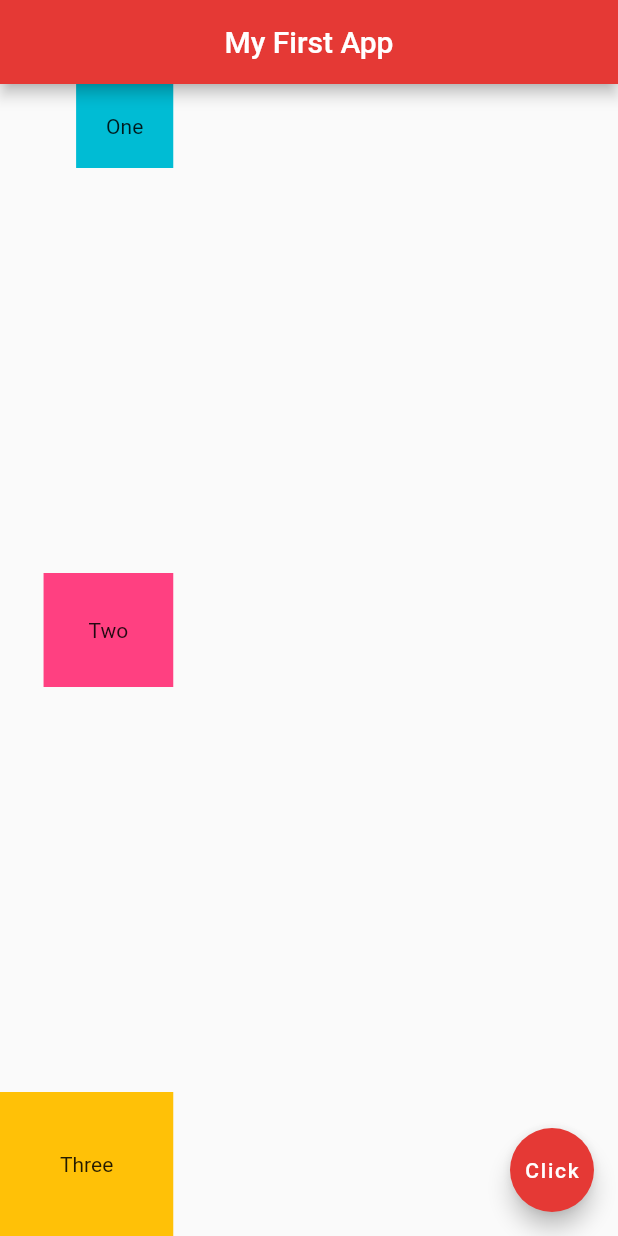
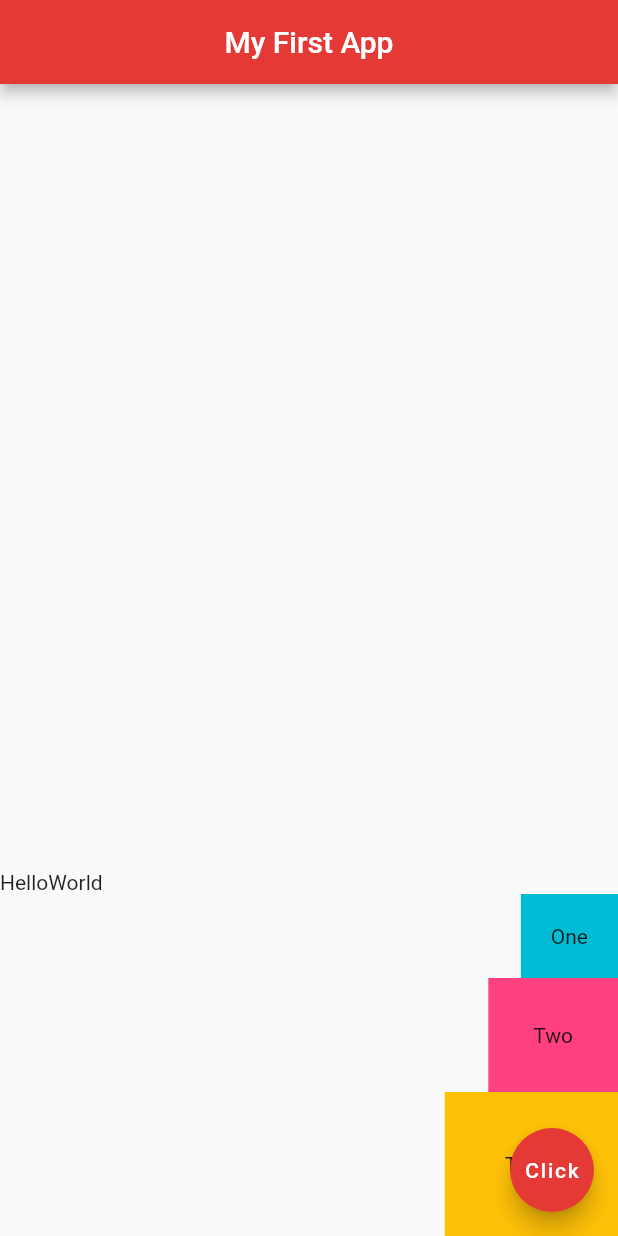
Before and after one commit to theagoliveira/flutter-tutorial-for-beginners, a Flutter app: the screen it shows after launch, on a phone screen of 412 x 824 dp. Run offline on Flutter 3.47's test engine with Material 2 defaults, Android fonts, the light colour scheme and no system bars.

Commit message:
Video #12b

```diff
--- a/myapp/lib/main.dart
+++ b/myapp/lib/main.dart
@@ -16,9 +16,15 @@ class Home extends StatelessWidget {
         backgroundColor: Colors.red[600],
       ),
       body: Column(
-        mainAxisAlignment: MainAxisAlignment.spaceBetween,
+        mainAxisAlignment: MainAxisAlignment.end,
         crossAxisAlignment: CrossAxisAlignment.end,
         children: <Widget>[
+          Row(
+            children: <Widget>[
+              Text('Hello'),
+              Text('World'),
+            ],
+          ),
           Container(
               padding: EdgeInsets.all(20.0),
               color: Colors.cyan,
```
